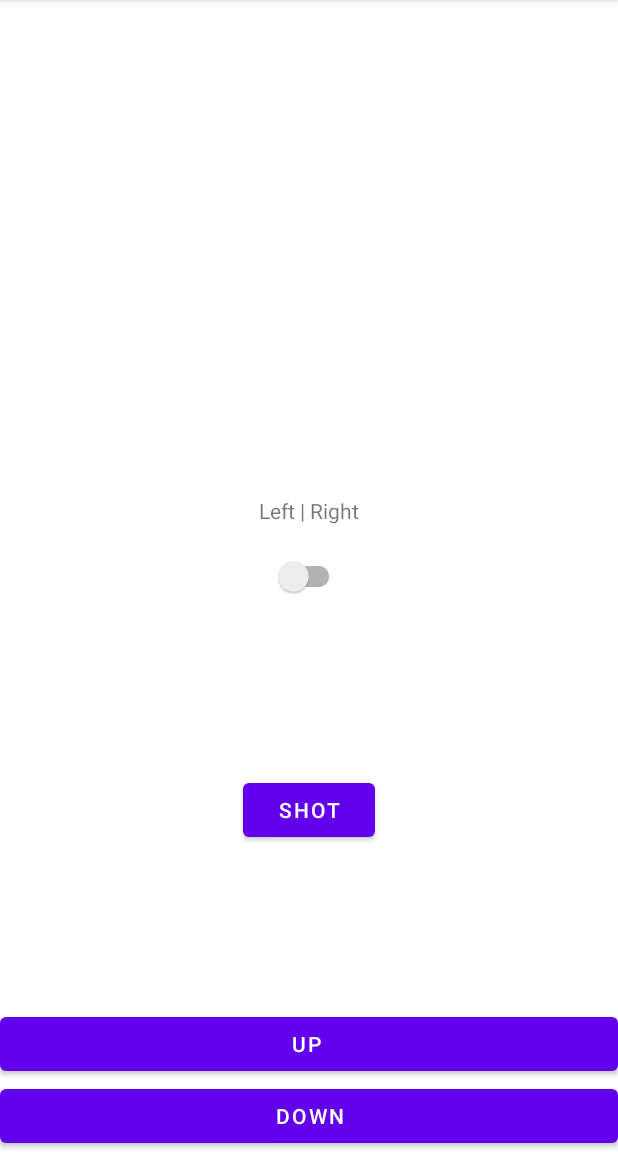
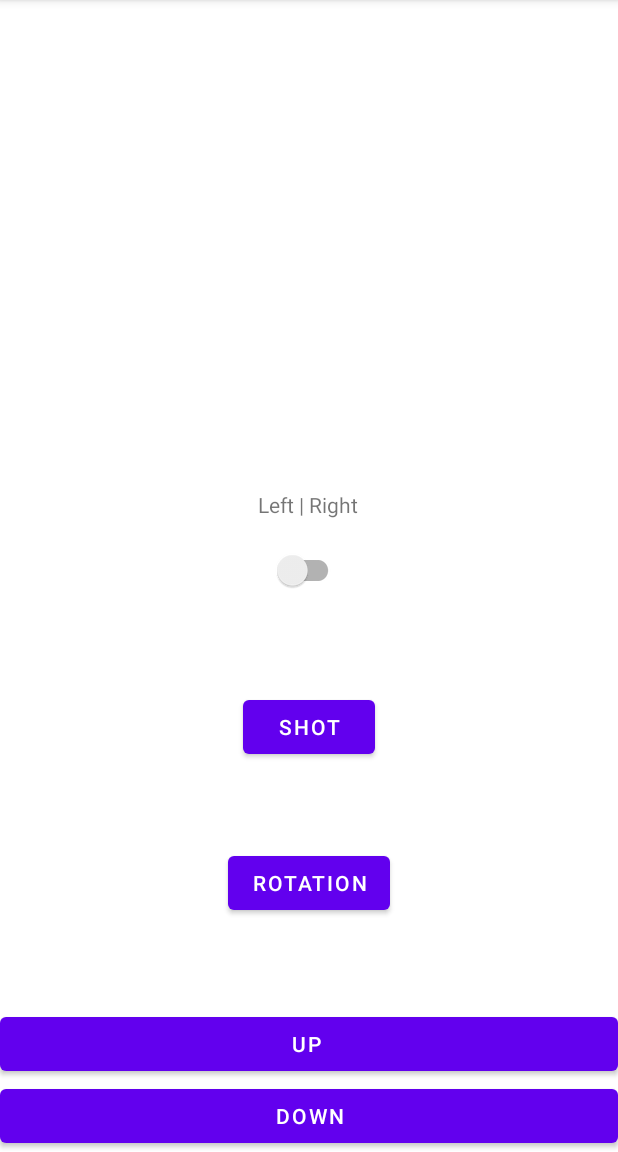
Before and after one commit to Lambada9992/PingPong, an Android app: the GamePadActivity screen opened directly, with no data from a screen before it, on a phone screen of 412 x 824 dp, the part 84-1236 px from its top. Run offline under Robolectric (Android 15) with nearby library versions, the phone set to English and light mode, and no system bars; 1 statement that could not run was skipped.

Commit message:
Rotation in controller

```diff
--- a/PingPong_Android_Controller/app/src/main/java/com/example/pingpongcontroller/GamePadActivity.kt
+++ b/PingPong_Android_Controller/app/src/main/java/com/example/pingpongcontroller/GamePadActivity.kt
@@ -1,6 +1,11 @@
 package com.example.pingpongcontroller
 
 import android.annotation.SuppressLint
+import android.content.Context
+import android.hardware.Sensor
+import android.hardware.SensorEvent
+import android.hardware.SensorEventListener
+import android.hardware.SensorManager
 import androidx.appcompat.app.AppCompatActivity
 import android.os.Bundle
 import android.view.MotionEvent
@@ -8,25 +13,37 @@ import android.view.View
 import android.widget.Button
 import androidx.appcompat.widget.SwitchCompat
 
-class GamePadActivity : AppCompatActivity() {
+class GamePadActivity : AppCompatActivity(), SensorEventListener {
 
     lateinit var sSide: SwitchCompat
     lateinit var bDown: Button
     lateinit var bUp: Button
     lateinit var bShot: Button
+    lateinit var bRotation: Button
+
+    lateinit var sensorManager: SensorManager
+    lateinit var accelerometer: Sensor
+    var fixRotation: Float? = null
+    var rotation: Float = 0.0f
 
     @SuppressLint("ClickableViewAccessibility")
     override fun onCreate(savedInstanceState: Bundle?) {
         super.onCreate(savedInstanceState)
         setContentView(R.layout.activity_game_pad)
 
+        sensorManager = getSystemService(Context.SENSOR_SERVICE) as SensorManager
+        accelerometer = sensorManager.getDefaultSensor(Sensor.TYPE_GYROSCOPE)
+        sensorManager.registerListener(this, accelerometer, SensorManager.SENSOR_DELAY_NORMAL)
+
         sSide = findViewById(R.id.sSide)
         bDown = findViewById(R.id.bDown)
         bUp = findViewById(R.id.bUp)
         bShot = findViewById(R.id.bShot)
+        bRotation = findViewById(R.id.bRotation)
         bDown.setOnTouchListener(downOnTouch)
         bUp.setOnTouchListener(upOnTouch)
         bShot.setOnTouchListener(shotOnTouch)
+        bRotation.setOnTouchListener(rotationOnTouch)
     }
 
     override fun onDestroy() {
@@ -62,6 +79,20 @@ class GamePadActivity : AppCompatActivity() {
         false
     }
 
+    @SuppressLint("ClickableViewAccessibility")
+    val rotationOnTouch: View.OnTouchListener = View.OnTouchListener { _, event ->
+        if(event.action == MotionEvent.ACTION_DOWN) {
+            if (fixRotation != null){
+                fixRotation = rotation
+            }
+        }else if (event.action == MotionEvent.ACTION_UP){
+            fixRotation = null
+            PingPongController.makeMove(getSide(),PingPongController.Move.UP,false)
+            PingPongController.makeMove(getSide(),PingPongController.Move.DOWN,false)
+        }
+        false
+    }
+
     fun getSide(): PingPongController.Side {
         return when(sSide.isChecked){
             true -> PingPongController.Side.RIGHT
@@ -69,4 +100,22 @@ class GamePadActivity : AppCompatActivity() {
         }
     }
 
+    override fun onSensorChanged(event: SensorEvent?) {
+        this.rotation = event?.values?.get(1)?:0.0f
+        if(fixRotation != null){
+            if( rotation - fixRotation!! > Math.toRadians(25.0)){
+                PingPongController.makeMove(getSide(),PingPongController.Move.UP,true)
+            }else if( rotation - fixRotation!! < -Math.toRadians(25.0)){
+                PingPongController.makeMove(getSide(),PingPongController.Move.DOWN,true)
+            }else{
+                PingPongController.makeMove(getSide(),PingPongController.Move.UP,false)
+                PingPongController.makeMove(getSide(),PingPongController.Move.DOWN,false)
+            }
+        }
+    }
+
+    override fun onAccuracyChanged(p0: Sensor?, p1: Int) {
+       //Do nothing
+    }
+
 }
--- a/PingPong_Android_Controller/app/src/main/res/layout/activity_game_pad.xml
+++ b/PingPong_Android_Controller/app/src/main/res/layout/activity_game_pad.xml
@@ -7,22 +7,24 @@
     tools:context=".GamePadActivity">
 
     <TextView
+        android:id="@+id/textView3"
         android:layout_width="wrap_content"
         android:layout_height="wrap_content"
         android:padding="10dp"
         android:text="Left | Right"
-        app:layout_constraintBottom_toTopOf="@+id/sSide"
+        app:layout_constraintBottom_toTopOf="@+id/bUp"
         app:layout_constraintEnd_toEndOf="@+id/sSide"
-        app:layout_constraintStart_toStartOf="@+id/sSide" />
+        app:layout_constraintStart_toStartOf="@+id/sSide"
+        app:layout_constraintTop_toTopOf="parent" />
 
     <androidx.appcompat.widget.SwitchCompat
         android:id="@+id/sSide"
         android:layout_width="wrap_content"
         android:layout_height="wrap_content"
-        app:layout_constraintBottom_toBottomOf="parent"
         app:layout_constraintEnd_toEndOf="parent"
+        app:layout_constraintHorizontal_bias="0.498"
         app:layout_constraintStart_toStartOf="parent"
-        app:layout_constraintTop_toTopOf="parent" />
+        app:layout_constraintTop_toBottomOf="@+id/textView3" />
 
     <Button
         android:id="@+id/bDown"
@@ -48,9 +50,19 @@
         android:layout_width="wrap_content"
         android:layout_height="wrap_content"
         android:text="SHOT"
-        app:layout_constraintBottom_toTopOf="@+id/bUp"
+        app:layout_constraintBottom_toTopOf="@+id/bRotation"
         app:layout_constraintEnd_toEndOf="parent"
         app:layout_constraintStart_toStartOf="parent"
         app:layout_constraintTop_toBottomOf="@+id/sSide" />
 
+    <Button
+        android:id="@+id/bRotation"
+        android:layout_width="wrap_content"
+        android:layout_height="wrap_content"
+        android:layout_marginBottom="59dp"
+        android:text="Rotation"
+        app:layout_constraintBottom_toTopOf="@+id/bUp"
+        app:layout_constraintEnd_toEndOf="@+id/bShot"
+        app:layout_constraintStart_toStartOf="@+id/bShot" />
+
 </androidx.constraintlayout.widget.ConstraintLayout>
```
Also changed, not shown: PingPong_Android_Controller/app/src/main/java/com/example/pingpongcontroller/MainActivity.kt (+5 -3 lines).
